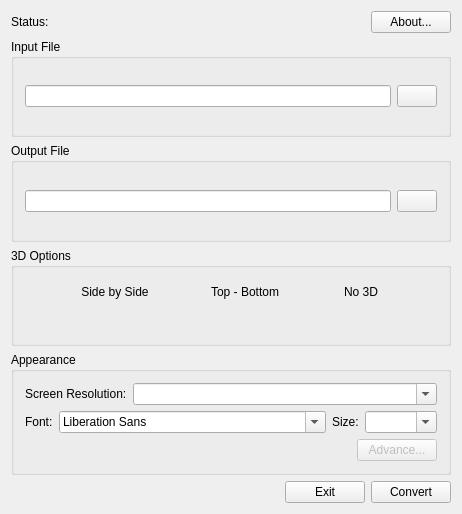
Before: the Qt Designer form src/sub3dtoolgui.ui in tuxamito/sub3dtool-gui, drawn with Qt 5.
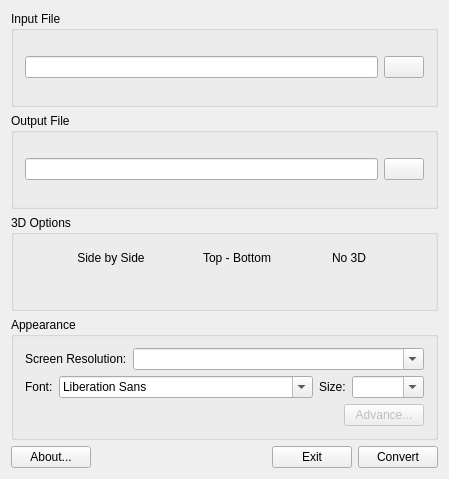
After: the same form once the commit is applied. Icons and pictures are not drawn.

Commit message: Moved the status bar

Diff of the .ui file:
```diff
--- a/src/sub3dtoolgui.ui
+++ b/src/sub3dtoolgui.ui
@@ -6,8 +6,8 @@
    <rect>
     <x>0</x>
     <y>0</y>
-    <width>462</width>
-    <height>514</height>
+    <width>449</width>
+    <height>479</height>
    </rect>
   </property>
   <property name="sizePolicy">
@@ -27,43 +27,6 @@
    <locale language="English" country="UnitedStates"/>
   </property>
   <layout class="QVBoxLayout" name="verticalLayout">
-   <item>
-    <layout class="QHBoxLayout" name="horizontalLayout_3">
-     <item>
-      <widget class="QLabel" name="label_7">
-       <property name="sizePolicy">
-        <sizepolicy hsizetype="Maximum" vsizetype="Preferred">
-         <horstretch>0</horstretch>
-         <verstretch>0</verstretch>
-        </sizepolicy>
-       </property>
-       <property name="text">
-        <string>Status:</string>
-       </property>
-      </widget>
-     </item>
-     <item>
-      <widget class="QLabel" name="labelInfo">
-       <property name="text">
-        <string/>
-       </property>
-      </widget>
-     </item>
-     <item>
-      <widget class="QPushButton" name="buttonAbout">
-       <property name="sizePolicy">
-        <sizepolicy hsizetype="Maximum" vsizetype="Fixed">
-         <horstretch>0</horstretch>
-         <verstretch>0</verstretch>
-        </sizepolicy>
-       </property>
-       <property name="text">
-        <string>About...</string>
-       </property>
-      </widget>
-     </item>
-    </layout>
-   </item>
    <item>
     <widget class="QGroupBox" name="groupBox">
      <property name="title">
@@ -363,6 +326,19 @@
    </item>
    <item>
     <layout class="QHBoxLayout" name="horizontalLayout_4">
+     <item>
+      <widget class="QPushButton" name="buttonAbout">
+       <property name="sizePolicy">
+        <sizepolicy hsizetype="Maximum" vsizetype="Fixed">
+         <horstretch>0</horstretch>
+         <verstretch>0</verstretch>
+        </sizepolicy>
+       </property>
+       <property name="text">
+        <string>About...</string>
+       </property>
+      </widget>
+     </item>
      <item>
       <spacer name="horizontalSpacer">
        <property name="orientation">
```
The commit also changes 4 other files.
